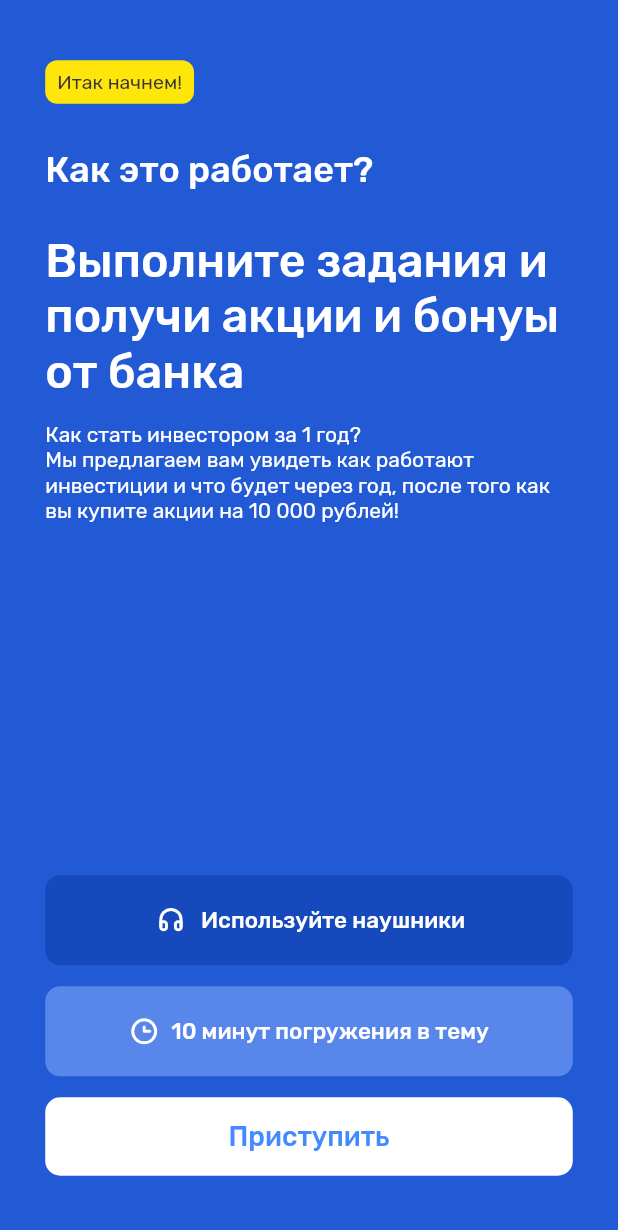
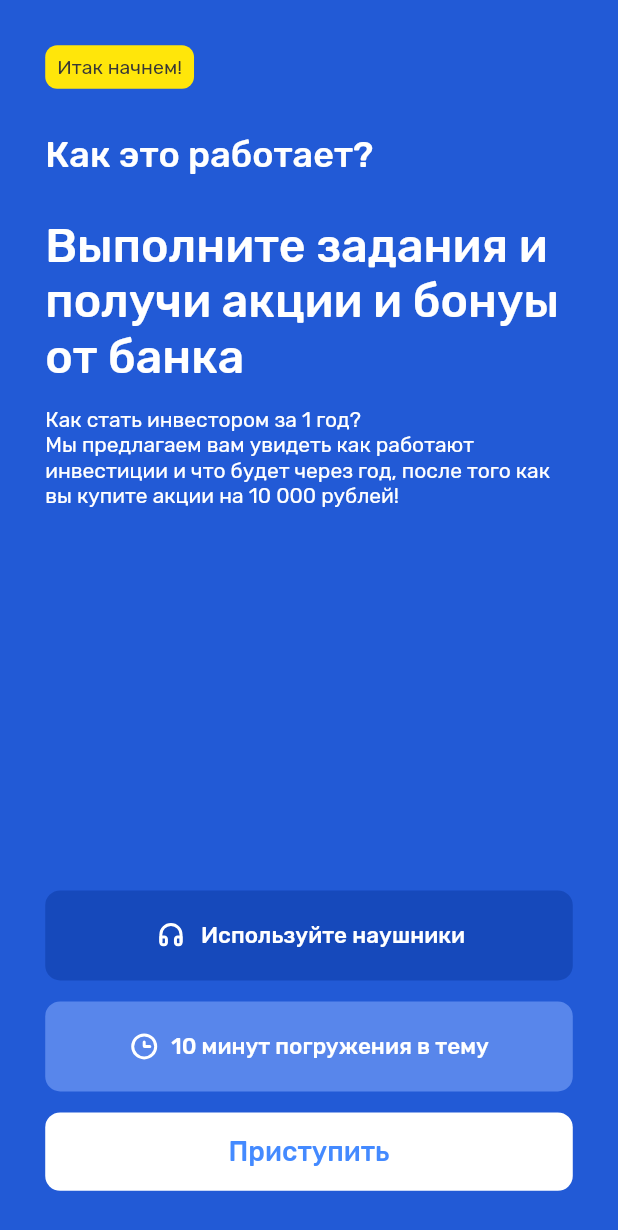
Before and after one commit to mirea-ninja/vtb-hack-mobile, a Flutter app: the QuickStartScreen screen opened directly, on a phone screen of 412 x 824 dp. Shown: the top 1230 px of the screen. Run offline on Flutter 3.47's test engine with Material 2 defaults, Android fonts, the phone set to English and light mode, and no system bars; our stand-ins replace flutter_svg, google_fonts, sliding_up_panel, syncfusion_flutter_sliders, video_player.

Commit message:
Fix buttons padding

```diff
--- a/lib/src/quick_start/quick_start_screen.dart
+++ b/lib/src/quick_start/quick_start_screen.dart
@@ -17,7 +17,7 @@ class QuickStartScreen extends StatelessWidget {
       body: SafeArea(
         child: Padding(
             padding: EdgeInsets.symmetric(
-                horizontal: MySize.size30!, vertical: MySize.size40!),
+                horizontal: MySize.size30!, vertical: MySize.size30!),
             child: Column(
               crossAxisAlignment: CrossAxisAlignment.start,
               children: [
--- a/lib/src/video_tips/video_tips_screen.dart
+++ b/lib/src/video_tips/video_tips_screen.dart
@@ -172,11 +172,13 @@ class _VideoTipsScreenState extends State<VideoTipsScreen> {
                       isPlaying: _controller.value.isPlaying,
                     ),
                     SizedBox(height: MySize.size20),
+                    const Spacer(),
                     FullWidthButton(
                         text: widget.buttonText,
                         onPressed: () {
                           widget.onButtonClick();
                         }),
+                    SizedBox(height: MySize.size30),
                   ],
                 ),
               ),
```
